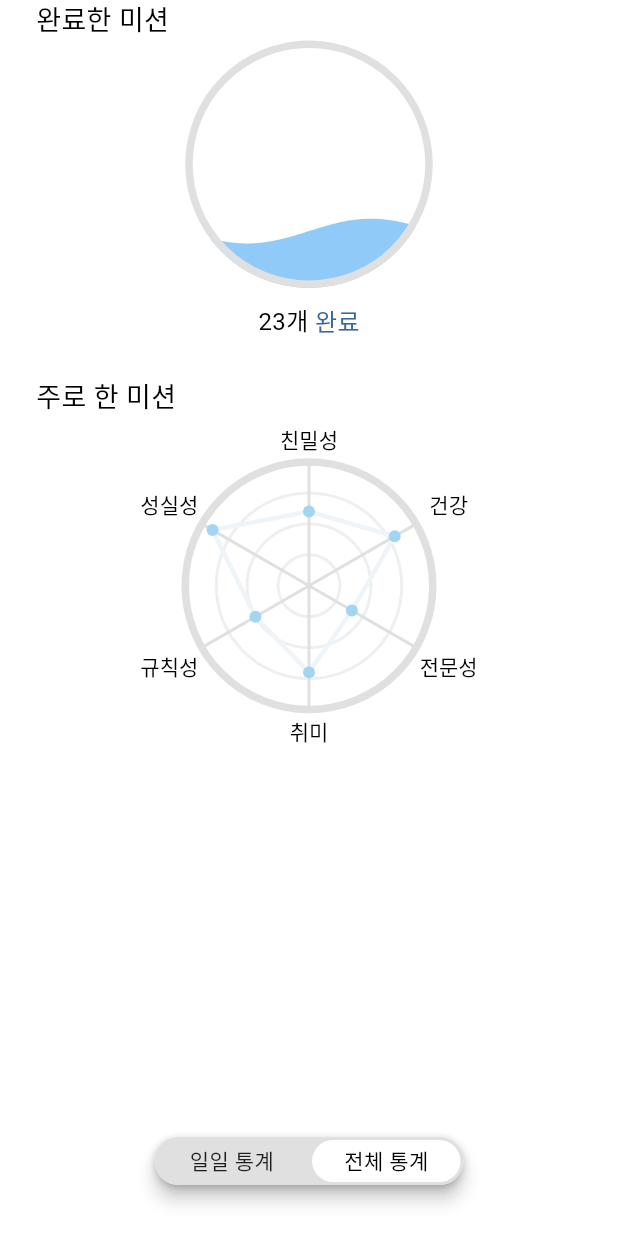
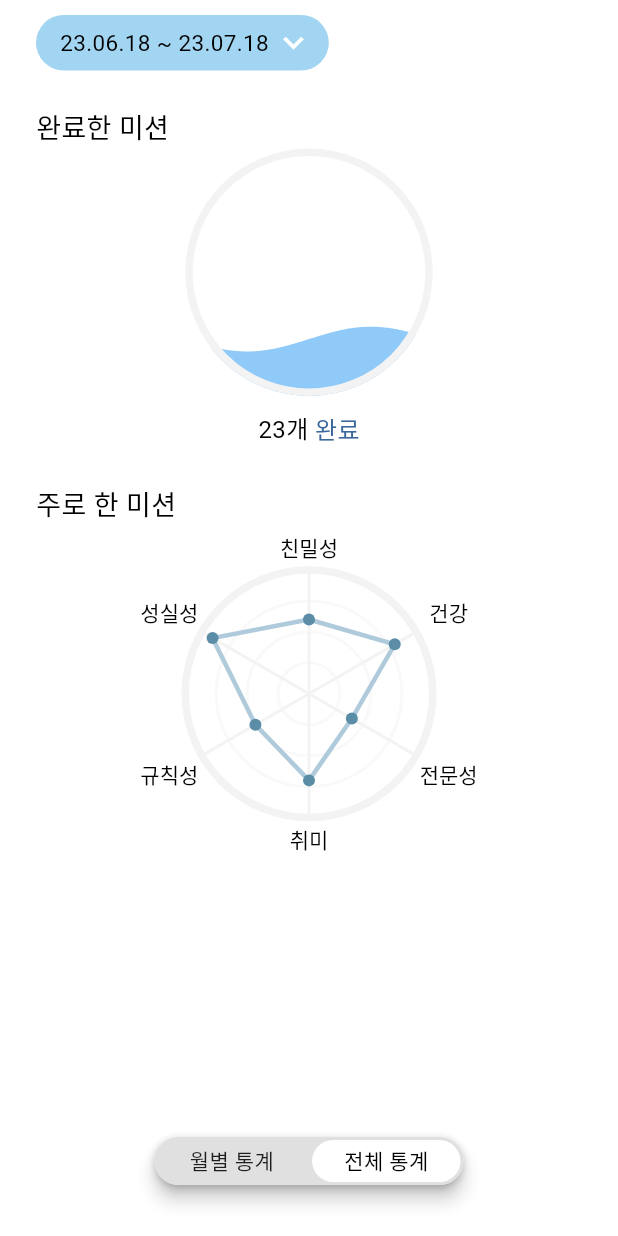
Before and after one commit to Nein-to-Sick/HARU-old, a Flutter app: the Statistic widget shown alone on an empty page, opened directly, item 2 of the bottom bar chosen, on a phone screen of 412 x 824 dp. Run offline on Flutter 3.47's test engine with Material 2 defaults, Android fonts, the phone set to English and light mode, and no system bars; drawn by our look-alikes of flutter_toggle_tab; our stand-ins replace cloud_firestore, custom_radio_grouped_button, firebase_auth, firebase_core, flutter_holo_date_picker, flutter_signin_button and 5 more; missing offline and left inert: bubble_lens, flutter_advanced_seekbar, wrapped_korean_text; accounts and stored records are empty.

Commit message:
[feat] calander update

```diff
--- a/lib/pages/mainPage/mainPage.dart
+++ b/lib/pages/mainPage/mainPage.dart
@@ -1,6 +1,6 @@
 import 'package:cap_stone_project/provider/missonProvider.dart';
 import 'package:cap_stone_project/provider/statisticState.dart';
-import 'package:cap_stone_project/pages/mainPage/statistic.dart';
+import 'package:cap_stone_project/pages/mainPage/statistic/statistic.dart';
 import 'package:flutter/material.dart';
 import 'package:heroicons/heroicons.dart';
 import 'package:provider/provider.dart';
--- a/lib/pages/mainPage/monthlyStatistic.dart
+++ b/lib/pages/mainPage/statistic/monthlyStatistic.dart
@@ -2,7 +2,7 @@ import 'package:cap_stone_project/Theme/app_colors.dart';
 import 'package:flutter/material.dart';
 import 'package:liquid_progress_indicator_v2/liquid_progress_indicator.dart';
 
-import '../../components/customRadarChart.dart';
+import '../../../components/customRadarChart.dart';
 
 class MonthlyStatistic extends StatelessWidget {
   const MonthlyStatistic({Key? key}) : super(key: key);
@@ -21,7 +21,7 @@ class MonthlyStatistic extends StatelessWidget {
             // Defaults to the current Theme's accentColor.
             backgroundColor: Colors.white,
             // Defaults to the current Theme's backgroundColor.
-            borderColor: Colors.grey.shade300,
+            borderColor: AppColors.HARUGreyscale[50] ?? Colors.white,
             borderWidth: 5.0,
             direction: Axis.vertical,
             // The direction the liquid moves (Axis.vertical = bottom to top, Axis.horizontal = left to right). Defaults to Axis.vertical.
@@ -58,10 +58,10 @@ class MonthlyStatistic extends StatelessWidget {
         labels: labels,
         values: values,
         maxValue: maxValue,
-        lineColor: Colors.grey.shade300,
+        lineColor: AppColors.HARUGreyscale[50] ?? Colors.white,
         //Color(0xffF4F4F4),
-        dataPointColor: AppColors.HARUSecondary,
-        dataLineColor: AppColors.HARUSecondary[50] ?? Colors.white // Add this line for the data line color
+        dataPointColor: AppColors.HARUSecondary[500] ?? Colors.white,
+        dataLineColor: AppColors.HARUSecondary[200] ?? Colors.white // Add this line for the data line color
       ),
     );
   }
@@ -73,6 +73,31 @@ class MonthlyStatistic extends StatelessWidget {
         padding: const EdgeInsets.only(left: 24.0, right: 24),
         child: ListView(
           children: <Widget>[
+            const SizedBox(height: 10,),
+
+            Row(
+              mainAxisSize: MainAxisSize.min,
+              children: [
+                Container(
+                  decoration: BoxDecoration(
+                    borderRadius: BorderRadius.circular(20),
+                    color: AppColors.HARUSecondary,
+                  ),
+                  child: const Padding(
+                    padding: EdgeInsets.fromLTRB(16, 5, 10, 5),
+                    child: Row(
+                      children: [
+                        Text("23.06.18 ~ 23.07.18", style: TextStyle(fontSize: 15),),
+                        SizedBox(width: 3,),
+                        Icon(Icons.keyboard_arrow_down, color: Colors.white, size: 27,),
+                      ],
+                    ),
+                  ),
+                ),
+              ],
+            ),
+
+            const SizedBox(height: 25,),
             const Align(
                 alignment: Alignment.centerLeft,
                 child: Text(
--- a/lib/pages/mainPage/statistic.dart
+++ b/lib/pages/mainPage/statistic/statistic.dart
@@ -1,12 +1,12 @@
-import 'package:cap_stone_project/pages/mainPage/dailyStatistic.dart';
+import 'package:cap_stone_project/pages/mainPage/statistic/dailyStatistic.dart';
 import 'package:cap_stone_project/provider/statisticState.dart';
 import 'package:cap_stone_project/services/database_service.dart';
 import 'package:flutter/material.dart';
 import 'package:flutter_toggle_tab/flutter_toggle_tab.dart';
 import 'package:liquid_progress_indicator_v2/liquid_progress_indicator.dart';
 import 'package:provider/provider.dart';
-import '../../components/FAProgressBar.dart';
-import '../../components/customRadarChart.dart';
+import '../../../components/FAProgressBar.dart';
+import '../../../components/customRadarChart.dart';
 import 'monthlyStatistic.dart';
 
 class Statistic extends StatelessWidget {
@@ -22,7 +22,7 @@ class Statistic extends StatelessWidget {
     }
 
     Widget toggleButton() {
-      var listTextTabToggle = ["일일 통계", "전체 통계"];
+      var listTextTabToggle = ["월별 통계", "전체 통계"];
       return Card(
         shape: RoundedRectangleBorder(
           borderRadius: BorderRadius.circular(30),
--- a/lib/pages/mainPage/statisticBody.dart
+++ b/lib/pages/mainPage/statistic/statisticBody.dart
@@ -1,8 +1,8 @@
 import 'package:cap_stone_project/Theme/app_colors.dart';
 import 'package:flutter/material.dart';
 import 'package:provider/provider.dart';
-import '../../components/FAProgressBar.dart';
-import '../../provider/statisticState.dart';
+import '../../../components/FAProgressBar.dart';
+import '../../../provider/statisticState.dart';
 
 class StatisticBody extends StatelessWidget {
   const StatisticBody({Key? key}) : super(key: key);
```
Also changed, not shown: lib/pages/mainPage/statistic/dailyStatistic.dart (renamed from lib/pages/mainPage/dailyStatistic.dart, +5 -5 lines).
